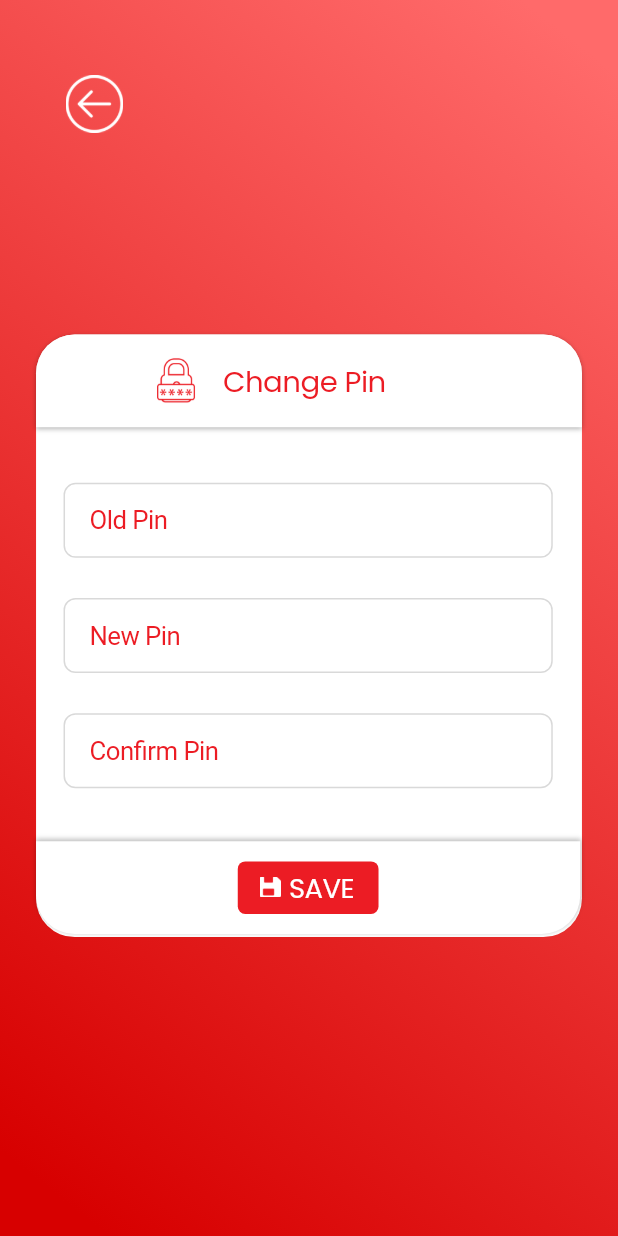
After one commit to rootsystechnologies/EasyCardManageApp, a Flutter app: the ChangePin screen opened directly, on a phone screen of 412 x 824 dp. The commit adds this screen. Run offline on Flutter 3.47's test engine with Material 2 defaults, Android fonts, the phone set to English and light mode, and no system bars; our stand-ins replace dotted_border, expansion_tile_card, flutter_screenutil, flutter_svg, google_fonts.

Commit message:
change pin issue fixed

```diff
--- /dev/null
+++ b/lib/Ui/changepin.dart
@@ -0,0 +1,323 @@
+import 'package:flutter/material.dart';
+import 'package:flutter_screenutil/flutter_screenutil.dart';
+import 'package:google_fonts/google_fonts.dart';
+class ChangePin extends StatefulWidget {
+  const ChangePin({Key? key}) : super(key: key);
+
+  @override
+  State<ChangePin> createState() => _ChangePinState();
+}
+late FocusNode _focusNode1;
+
+bool _isFocused1 = false;
+late FocusNode _focusNode2;
+bool _isFocused2 = false;
+bool isExpanded = false;
+late FocusNode _focusNode3;
+bool _isFocused3 = false;
+
+class _ChangePinState extends State<ChangePin> {
+  @override
+  void initState() {
+    super.initState();
+    _focusNode1 = FocusNode();
+    _focusNode1.addListener(() {
+      setState(() {
+        _isFocused1 = _focusNode1.hasFocus;
+      });
+    });
+    _focusNode2 = FocusNode();
+    _focusNode2.addListener(() {
+      setState(() {
+        _isFocused2 = _focusNode2.hasFocus;
+      });
+    });
+    _focusNode3 = FocusNode();
+    _focusNode3.addListener(() {
+      setState(() {
+        _isFocused3 = _focusNode3.hasFocus;
+      });
+    });
+  }
+
+  @override
+  void dispose() {
+    // TODO: implement dispose
+    super.dispose();
+    _focusNode1.dispose();
+    _focusNode2.dispose();
+    _focusNode3.dispose();
+  }
+  @override
+  Widget build(BuildContext context) {
+    return Scaffold(
+        resizeToAvoidBottomInset: false,
+        body: Container(
+            width: MediaQuery.of(context).size.width,
+            height: MediaQuery.of(context).size.height,
+            decoration: BoxDecoration(
+              gradient: LinearGradient(
+                begin: Alignment.topCenter,
+                end: Alignment.bottomCenter,
+                transform:
+                GradientRotation(190.64 * (3.1415926535897932 / 180.0).sp),
+                stops: [0.0057.sp, 0.969.sp],
+                colors: [
+                  Color(0xffD70000),
+                  Color(0xffFF6A6A),
+                ],
+              ),
+            ),
+            child:
+            Column(crossAxisAlignment: CrossAxisAlignment.start, children: [
+              SizedBox(
+                height: 41.h,
+              ),
+              Padding(
+                padding: EdgeInsets.only(left: 26.w),
+                child: TextButton(
+                    onPressed: () {
+                      Navigator.of(context).pop();
+                    },
+                    child: SizedBox(
+                      width: 37.062.w,
+                      height: 37.062.h,
+                      child: Image.asset('assets/arrowback.png'),
+                    )),
+              ),
+              SizedBox(
+                height: 122.94.h,
+              ),
+              Stack(
+                children: [
+                  Container(
+                      margin: EdgeInsets.only(left: 21.w, right: 21.w),
+                      width: 326.w,
+                      height: 390.h,
+                      decoration: BoxDecoration(
+                        color: Colors.white,
+                        borderRadius: BorderRadius.circular(25.r),
+                      ),
+                      child: SingleChildScrollView(
+                          child: Column(children: [
+                            Container(
+                              decoration: BoxDecoration(
+                                  boxShadow: [
+                                    BoxShadow(
+                                      color: Color.fromRGBO(0, 0, 0, 0.25.sp),
+                                      offset: Offset(0, 1.sp),
+                                      blurRadius: 2.r,
+                                    ),
+                                  ],
+                                  color: Colors.white,
+                                  borderRadius: BorderRadius.only(
+                                      topLeft: Radius.circular(25.r),
+                                      topRight: Radius.circular(25.r))),
+                              width: 326.w,
+                              height: 60.h,
+                              child: Row(
+                                children: [
+                                  Padding(
+                                    padding: EdgeInsets.only(
+                                        left: 68.w,
+                                        top: 14.h,
+                                        bottom: 13.94.h,
+                                        right: 2.w),
+                                    child: SizedBox(
+                                        width: 29.w,
+                                        height: 34.h,
+                                        child: Image.asset('assets/pin.png')),
+                                  ),
+                                  Padding(
+                                    padding: EdgeInsets.only(
+                                        top: 17.h, bottom: 17.h, left: 10.w),
+                                    child: SizedBox(
+                                        width: 178.w,
+                                        height: 26.h,
+                                        child: Text(
+                                          'Change Pin',
+                                          style: GoogleFonts.poppins(
+                                            textStyle: TextStyle(
+                                              letterSpacing: -0.3.sp,
+                                              color: Color(0xffEC1C24),
+                                              fontSize: 17.sp,
+                                              fontWeight: FontWeight.w400,
+                                            ),
+                                          ),
+                                        )),
+                                  )
+                                ],
+                              ),
+                            ),
+                            SizedBox(
+                              height: 36.h,
+                            ),
+                            FocusScope(
+                              child: Container(
+                                margin: EdgeInsets.only(left: 16.w, right: 17.w),
+                                padding: EdgeInsets.symmetric(horizontal: 16.0.h),
+                                decoration: BoxDecoration(
+                                  border: Border.all(
+                                    color: _isFocused1 == false
+                                        ? Color(0xffD9D9D9)
+                                        : Color(
+                                        0xffFF0000), // Change border color based on focus
+                                  ),
+                                  borderRadius: BorderRadius.circular(8.0),
+                                ),
+                                child: TextField(
+                                  focusNode: _focusNode1,
+                                  decoration: InputDecoration(
+                                    hintText: 'Old Pin',
+                                    hintStyle: TextStyle(
+                                      color: _isFocused1 == false
+                                          ? Color(0xffEC1C24)
+                                          : Color(0xffA4A4A4),
+                                      letterSpacing: -0.3.sp,
+                                      fontSize: _isFocused1 == false
+                                          ? 15.0.sp
+                                          : 13.0
+                                          .sp, // Change hint text size based on focus
+                                    ),
+                                    border: InputBorder.none,
+                                  ),
+                                ),
+                              ),
+                            ),
+                            SizedBox(
+                              height: 26.h,
+                            ),
+                            FocusScope(
+                              child: Container(
+                                margin: EdgeInsets.only(left: 16.w, right: 17.w),
+                                padding: EdgeInsets.symmetric(horizontal: 16.0.h),
+                                decoration: BoxDecoration(
+                                  border: Border.all(
+                                    color: _isFocused2 == false
+                                        ? Color(0xffD9D9D9)
+                                        : Color(
+                                        0xffFF0000), // Change border color based on focus
+                                  ),
+                                  borderRadius: BorderRadius.circular(8.0),
+                                ),
+                                child: TextField(
+                                  focusNode: _focusNode2,
+                                  decoration: InputDecoration(
+                                    hintText: 'New Pin',
+                                    hintStyle: TextStyle(
+                                      color: _isFocused2 == false
+                                          ? Color(0xffEC1C24)
+                                          : Color(0xffA4A4A4),
+                                      letterSpacing: -0.3.sp,
+                                      fontSize: _isFocused2 == false
+                                          ? 15.0.sp
+                                          : 13.0
+                                          .sp, // Change hint text size based on focus
+                                    ),
+                                    border: InputBorder.none,
+                                  ),
+                                ),
+                              ),
+                            ),
+                            SizedBox(
+                              height: 26.h,
+                            ),
+                            FocusScope(
+                              child: Container(
+                                margin: EdgeInsets.only(left: 16.w, right: 17.w),
+                                padding: EdgeInsets.symmetric(horizontal: 16.0.h),
+                                decoration: BoxDecoration(
+                                  border: Border.all(
+                                    color: _isFocused3 == false
+                                        ? Color(0xffD9D9D9)
+                                        : Color(
+                                        0xffFF0000), // Change border color based on focus
+                                  ),
+                                  borderRadius: BorderRadius.circular(8.0),
+                                ),
+                                child: TextField(
+                                  focusNode: _focusNode3,
+                                  decoration: InputDecoration(
+                                    hintText: 'Confirm Pin',
+                                    hintStyle: TextStyle(
+                                      color: _isFocused3 == false
+                                          ? Color(0xffEC1C24)
+                                          : Color(0xffA4A4A4),
+                                      letterSpacing: -0.3.sp,
+                                      fontSize: _isFocused3 == false
+                                          ? 15.0.sp
+                                          : 13.0
+                                          .sp, // Change hint text size based on focus
+                                    ),
+                                    border: InputBorder.none,
+                                  ),
+                                ),
+                              ),
+                            ),
+                          ]))),
+                  Positioned(
+                    top: 328.h,
+                    left: 21.w,
+                    right: 22.w,
+                    child: Container(
+                      width: 326.w,
+                      height: 60.h,
+                      decoration: BoxDecoration(
+                          boxShadow: [
+                            BoxShadow(
+                              offset: Offset(0, -1),
+                              blurRadius: 2,
+                              color: Color.fromRGBO(0, 0, 0, 0.25),
+                            ),
+                          ],
+                          color: Colors.white,
+                          borderRadius: BorderRadius.only(
+                              bottomLeft: Radius.circular(25.r),
+                              bottomRight: Radius.circular(25.r))),
+                      child: Center(
+                        child: Container(
+                          width: 82.w,
+                          height: 34.h,
+                          decoration: ShapeDecoration(
+                            color: Color(0xFFEC1C24),
+                            shape: RoundedRectangleBorder(
+                                borderRadius: BorderRadius.circular(5)),
+                          ),
+                          child: Row(
+                            children: [
+                              Padding(
+                                padding: EdgeInsets.only(
+                                    left: 12.w,
+                                    top: 10.h,
+                                    bottom: 11.h,
+                                    right: 4.w),
+                                child: SizedBox(
+                                  height: 13.h,
+                                  width: 14.w,
+                                  child: Image.asset('assets/saver.png'),
+                                ),
+                              ),SizedBox(
+                                  width: 41.w,
+                                  height: 25.h,
+                                  child: Text(
+                                    'SAVE',
+                                    style: GoogleFonts.poppins(
+                                      textStyle: TextStyle(
+                                        letterSpacing: -0.3.sp,
+                                        color: Colors.white,
+                                        fontSize: 16.sp,
+                                        fontWeight: FontWeight.w400,
+                                      ),
+                                    ),
+                                  )),
+                            ],
+                          ),
+                        ),
+                      ),
+                    ),
+                  )
+                ],
+              )
+            ])));
+  }
+}
--- a/lib/Ui/profile.dart
+++ b/lib/Ui/profile.dart
@@ -4,6 +4,7 @@ import 'package:flutter_screenutil/flutter_screenutil.dart';
 import 'package:google_fonts/google_fonts.dart';
 
 import 'changepassword.dart';
+import 'changepin.dart';
 
 class Profile extends StatefulWidget {
   const Profile({Key? key}) : super(key: key);
@@ -323,6 +324,9 @@ class _ProfileState extends State<Profile> {
                     ),
                     Padding(
                       padding: EdgeInsets.only(left: 28.w, right: 26.w),
+                      child: GestureDetector(
+                        onTap: () => Navigator.of(context).push(
+                            MaterialPageRoute(builder: (_) => ChangePin())),
                         child: DottedBorder(
                           dashPattern: [4.sp, 4.sp],
                           borderType: BorderType.RRect,
@@ -373,6 +377,7 @@ class _ProfileState extends State<Profile> {
                           ),
                         ),
                       ),
+                    ),
                     SizedBox(
                       height: 29.h,
                     ),
```
Lines whose indentation alone changed are shown as unchanged.
